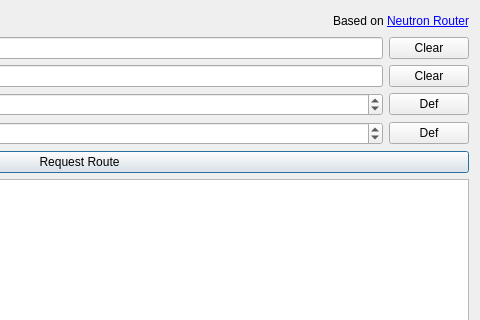
First picture: the form in spanshroutewidget.ui, repository alexzk1/ed_highway, before the edit; both pictures show x 321 to 801 and y 0 to 320 of the 801 by 561 pixel window.
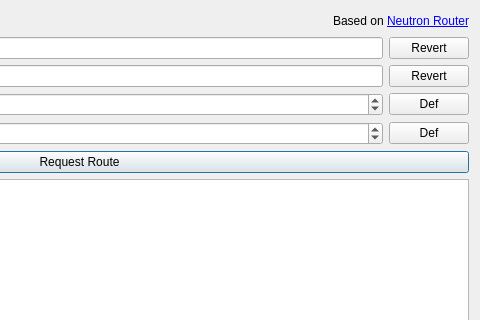
Second picture: the form after the edit.

Commit message: replaced "reset fields" (from/to) buttons by reversing to some values used before

```diff
--- a/spanshroutewidget.ui
+++ b/spanshroutewidget.ui
@@ -52,7 +52,7 @@
      <item row="0" column="4" colspan="2">
       <widget class="QPushButton" name="pushButton_3">
        <property name="text">
-        <string>Clear</string>
+        <string>Revert</string>
        </property>
       </widget>
      </item>
@@ -147,7 +147,7 @@
      <item row="1" column="4" colspan="2">
       <widget class="QPushButton" name="pushButton_4">
        <property name="text">
-        <string>Clear</string>
+        <string>Revert</string>
        </property>
       </widget>
      </item>
```
Left out of the diff: 14 changed lines with no effect on the pictures. The commit also changes 6 other files.
